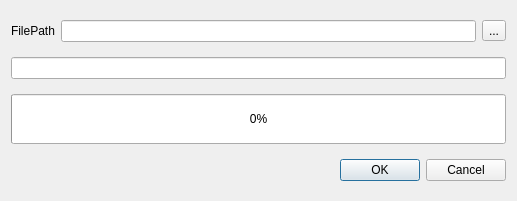
ww4u/mct-t4, file source/plugin/t4/updatedialog.ui: the form before one commit.
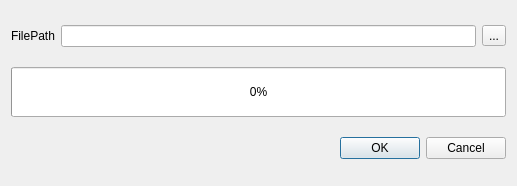
The form after the commit.

Diff of the .ui file:
```diff
--- a/source/plugin/t4/updatedialog.ui
+++ b/source/plugin/t4/updatedialog.ui
@@ -7,7 +7,7 @@
     <x>0</x>
     <y>0</y>
     <width>517</width>
-    <height>201</height>
+    <height>186</height>
    </rect>
   </property>
   <property name="sizePolicy">
@@ -19,7 +19,7 @@
   <property name="minimumSize">
    <size>
     <width>300</width>
-    <height>150</height>
+    <height>180</height>
    </size>
   </property>
   <layout class="QGridLayout" name="gridLayout">
@@ -55,13 +55,6 @@
     </layout>
    </item>
    <item row="1" column="0">
-    <widget class="QLineEdit" name="desLineEdit">
-     <property name="readOnly">
-      <bool>true</bool>
-     </property>
-    </widget>
-   </item>
-   <item row="2" column="0">
     <widget class="QProgressBar" name="progressBar">
      <property name="minimumSize">
       <size>
@@ -80,7 +73,7 @@
      </property>
     </widget>
    </item>
-   <item row="3" column="0">
+   <item row="2" column="0">
     <layout class="QHBoxLayout" name="hLayout">
      <item>
       <spacer name="horizontalSpacer_2">
```
